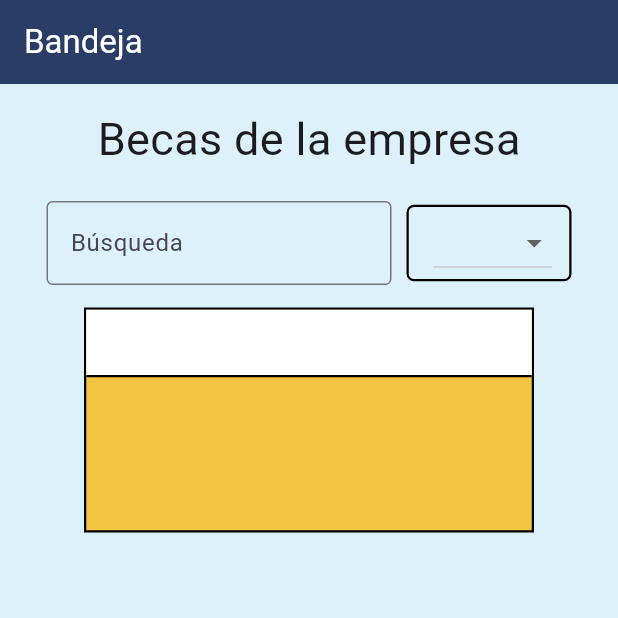
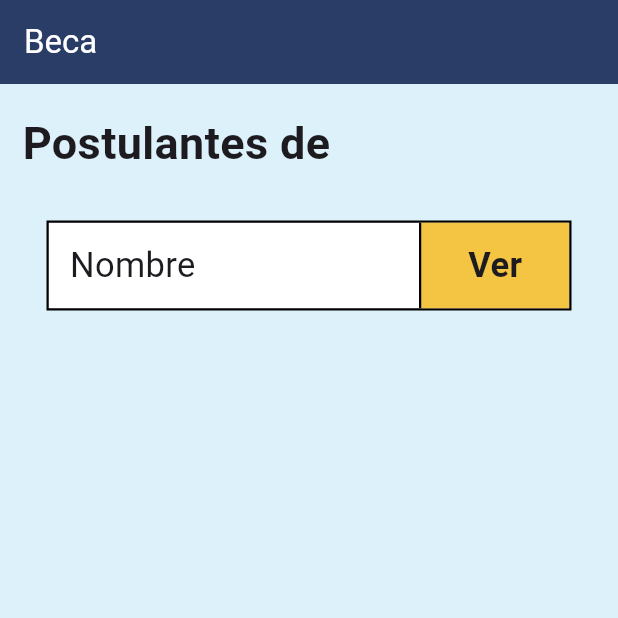
Before and after one commit to Aventis-Scholr/scholr-mobile-flutter, a Flutter app: the screen it shows after launch, on a phone screen of 412 x 824 dp, the top half of it. Run offline on Flutter 3.47's test engine with Material 3 defaults, Android fonts, the phone set to English and light mode, and no system bars; our stand-ins replace shared_preferences.

Commit message:
feat: added postulant list

```diff
--- a/lib/main.dart
+++ b/lib/main.dart
@@ -3,6 +3,7 @@ import 'package:provider/provider.dart';
 
 import 'package:scholrflutter/views/LoginScreen.dart';
 import 'package:scholrflutter/views/CompanySelectionScreen.dart';
+import 'package:scholrflutter/views/PostulantList.dart';
 import 'package:scholrflutter/views/ScholarshipDetails.dart';
 import 'package:scholrflutter/views/ScholarshipsHome.dart';
 import 'package:scholrflutter/views/SignUpScreen.dart';
@@ -28,14 +29,15 @@ class MyApp extends StatelessWidget {
       child: MaterialApp(
         title: 'Scholr Flutter',
         debugShowCheckedModeBanner: false,
-        initialRoute: '/scholarships',
+        initialRoute: '/postulantlist',
         routes: {
           '/login': (context) => const LoginScreen(),
           '/CompanySelection': (context) => const CompanySelectionScreen(),
           '/register': (context) => const SignUpScreen(),
           '/home_apoderado':(context) => const homeApoderado(),
           '/scholarships':(context) => const ScholarshipsHome(),
-          '/scholarshipdetails':(context) => const ScholarshipDetails()
+          '/scholarshipdetails':(context) => const ScholarshipDetails(),
+          '/postulantlist':(context) => const PostulantList()
         },
       ),
     );
--- /dev/null
+++ b/lib/models/postulante.dart
@@ -0,0 +1,3 @@
+class Postulante {
+
+}
--- /dev/null
+++ b/lib/views/PostulantList.dart
@@ -0,0 +1,117 @@
+import 'package:flutter/material.dart';
+import 'package:scholrflutter/components/CustomAppBar.dart';
+import 'package:scholrflutter/models/apoderado.dart';
+
+import '../models/postulante.dart';
+
+class PostulantList extends StatefulWidget {
+  const PostulantList({super.key});
+
+  @override
+  State<PostulantList> createState() => _PostulantListState();
+}
+
+class _PostulantListState extends State<PostulantList> {
+  final Color backgroundColor = const Color(0xFFDCF1F9);
+
+  @override
+  Widget build(BuildContext context) {
+    return Scaffold(
+      backgroundColor: backgroundColor,
+      appBar: CustomAppBar(titleText: 'Beca'),
+      body: Column(
+        crossAxisAlignment: CrossAxisAlignment.start,
+        mainAxisAlignment: MainAxisAlignment.start,
+        children: [
+          SizedBox(height: 18.0),
+          Padding(
+            padding: const EdgeInsets.only(left: 15),
+            child: Text(
+                'Postulantes de',
+                style: TextStyle(
+                    fontSize: 30.0,
+                  fontWeight: FontWeight.bold
+                )
+            ),
+          ),
+          SizedBox(height: 30),
+          PostulanteTile(postulante: Postulante())
+        ],
+      ),
+    );
+  }
+}
+
+
+class PostulanteTile extends StatelessWidget {
+  final Postulante postulante;
+
+  const PostulanteTile({super.key, required this.postulante});
+
+  @override
+  Widget build(BuildContext context) {
+    return Row(
+      mainAxisAlignment: MainAxisAlignment.center,
+      children: [
+        Container(
+          height: 60,
+          width: 350,
+          decoration: BoxDecoration(
+              color: Colors.white,
+              border: Border.all(
+                  color: Colors.black,
+                  width: 1.5
+              )
+          ),
+          child: Column(
+            mainAxisAlignment: MainAxisAlignment.center,
+            children: [
+              Row(
+                children: [
+                  SizedBox(width: 14),
+                  Text(
+                    "Nombre",
+                    style: TextStyle(
+                        fontSize: 23
+                    ),
+                  ),
+                  SizedBox(width: 149),
+                  Container(
+                    height: 57,
+                    width: 100,
+                    decoration: BoxDecoration(
+                        color: Color(0xFFf4c542),
+                        border: Border(
+                            left: BorderSide(
+                                width: 1.5,
+                                color: Colors.black
+                            )
+                        )
+                    ),
+                    child: Column(
+                      mainAxisAlignment: MainAxisAlignment.center,
+                      children: [
+                        Row(
+                          mainAxisAlignment: MainAxisAlignment.center,
+                          children: [
+                            Text(
+                              "Ver",
+                              style: TextStyle(
+                                  fontSize: 23,
+                                  fontWeight: FontWeight.bold
+                              ),
+                            )
+                          ],
+                        )
+                      ],
+                    ),
+                  )
+                ],
+              )
+            ],
+          ),
+        ),
+      ],
+    );
+  }
+}
```
